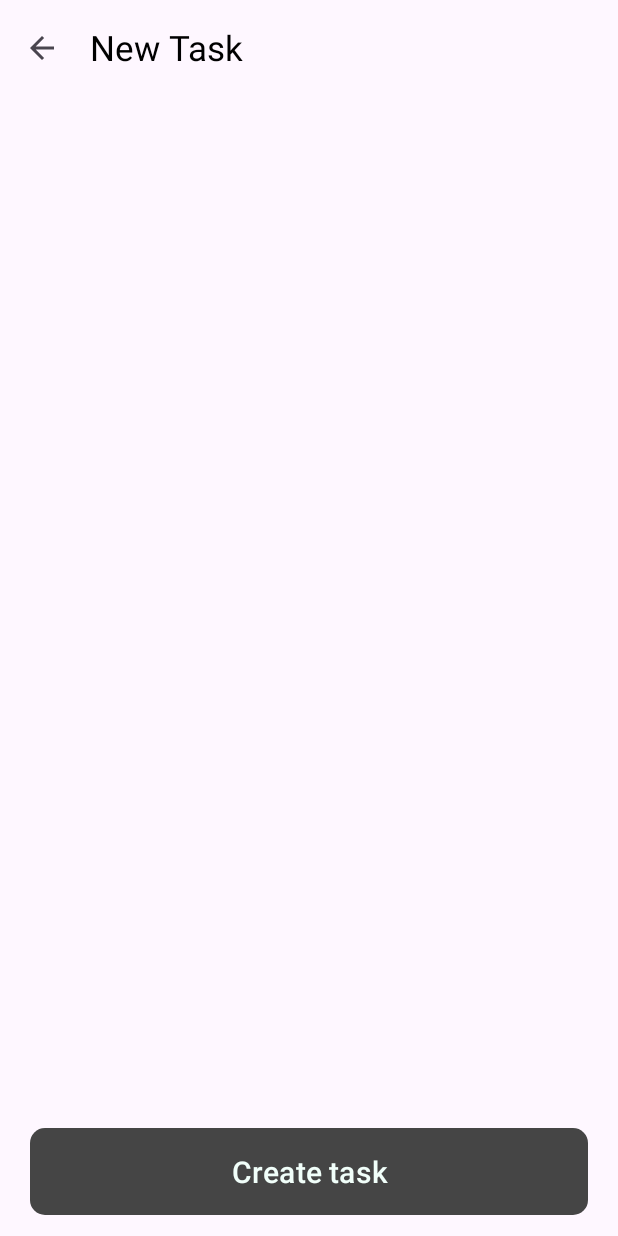
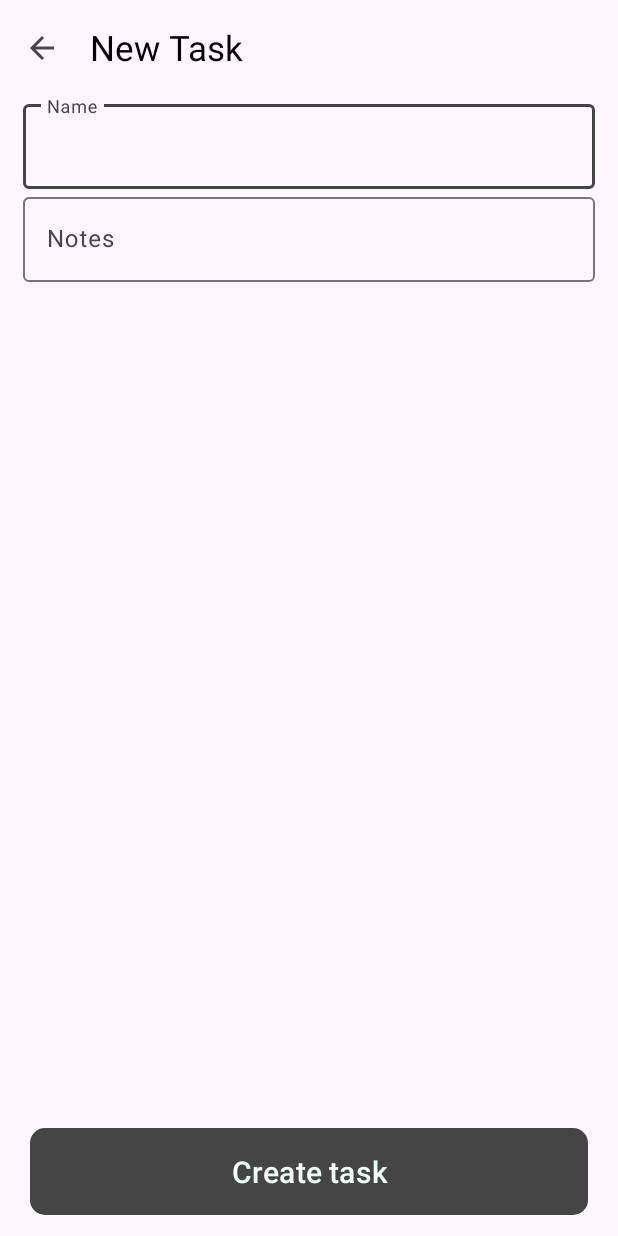
Before and after one commit to eipna/CheckMate, an Android app: the screen it shows after launch (CreateTaskActivity), after a tap on an icon or button, on a phone screen of 412 x 824 dp. Run offline under Robolectric (Android 15) with nearby library versions, the phone set to English and light mode, and no system bars.

Commit message:
Added name and notes field

```diff
--- a/app/src/main/res/layout/activity_create_task.xml
+++ b/app/src/main/res/layout/activity_create_task.xml
@@ -27,6 +27,37 @@
             android:layout_width="match_parent"
             android:layout_height="match_parent">
 
+            <com.google.android.material.textfield.TextInputLayout
+                android:id="@+id/til_task_name"
+                style="@style/TextInputLayout"
+                app:layout_constraintTop_toTopOf="parent"
+                app:layout_constraintEnd_toEndOf="parent"
+                app:layout_constraintStart_toStartOf="parent"
+                android:layout_width="match_parent"
+                android:layout_height="wrap_content"
+                android:hint="Name">
+
+                <com.google.android.material.textfield.TextInputEditText
+                    android:id="@+id/tiet_task_name"
+                    android:layout_width="match_parent"
+                    android:layout_height="wrap_content"/>
+            </com.google.android.material.textfield.TextInputLayout>
+
+            <com.google.android.material.textfield.TextInputLayout
+                android:id="@+id/til_task_notes"
+                style="@style/TextInputLayout"
+                app:layout_constraintTop_toBottomOf="@id/til_task_name"
+                app:layout_constraintEnd_toEndOf="parent"
+                app:layout_constraintStart_toStartOf="parent"
+                android:layout_width="match_parent"
+                android:layout_height="wrap_content"
+                android:hint="Notes">
+
+                <com.google.android.material.textfield.TextInputEditText
+                    android:id="@+id/tiet_task_notes"
+                    android:layout_width="match_parent"
+                    android:layout_height="wrap_content"/>
+            </com.google.android.material.textfield.TextInputLayout>
         </androidx.constraintlayout.widget.ConstraintLayout>
     </ScrollView>
 
--- a/app/src/main/res/layout/activity_main.xml
+++ b/app/src/main/res/layout/activity_main.xml
@@ -10,6 +10,7 @@
     <com.google.android.material.appbar.MaterialToolbar
         android:id="@+id/tb_main"
         app:title="CheckMate"
+        android:paddingEnd="10dp"
         app:titleTextAppearance="@style/ToolbarText"
         app:titleMarginStart="30dp"
         app:layout_constraintTop_toTopOf="parent"
--- a/app/src/main/res/menu/main_options.xml
+++ b/app/src/main/res/menu/main_options.xml
@@ -5,5 +5,5 @@
 
     <item
         android:id="@+id/options_settings"
-        android:title="Settings" ></item>
+        android:title="Settings" />
 </menu>
--- a/app/src/main/res/values-night/themes.xml
+++ b/app/src/main/res/values-night/themes.xml
@@ -28,4 +28,11 @@
         <item name="cornerRadius">12dp</item>
         <item name="android:textColor">@color/mint_cream</item>
     </style>
+
+    <!-- Text Input Layout -->
+    <style name="TextInputLayout">
+        <item name="android:layout_marginStart">15dp</item>
+        <item name="android:layout_marginEnd">15dp</item>
+        <item name="android:layout_marginBottom">5dp</item>
+    </style>
 </resources>
--- a/app/src/main/res/values/themes.xml
+++ b/app/src/main/res/values/themes.xml
@@ -30,4 +30,11 @@
         <item name="cornerRadius">10dp</item>
         <item name="android:textColor">@color/mint_cream</item>
     </style>
+
+    <!-- Text Input Layout -->
+    <style name="TextInputLayout">
+        <item name="android:layout_marginStart">15dp</item>
+        <item name="android:layout_marginEnd">15dp</item>
+        <item name="android:layout_marginBottom">5dp</item>
+    </style>
 </resources>
```
